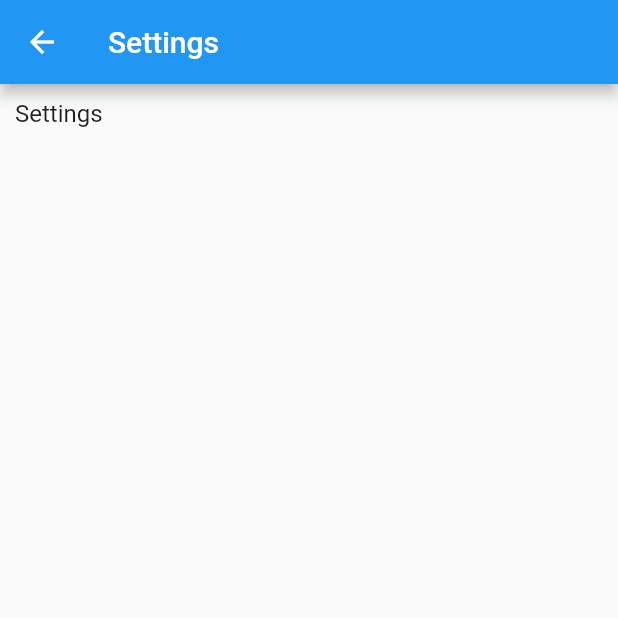
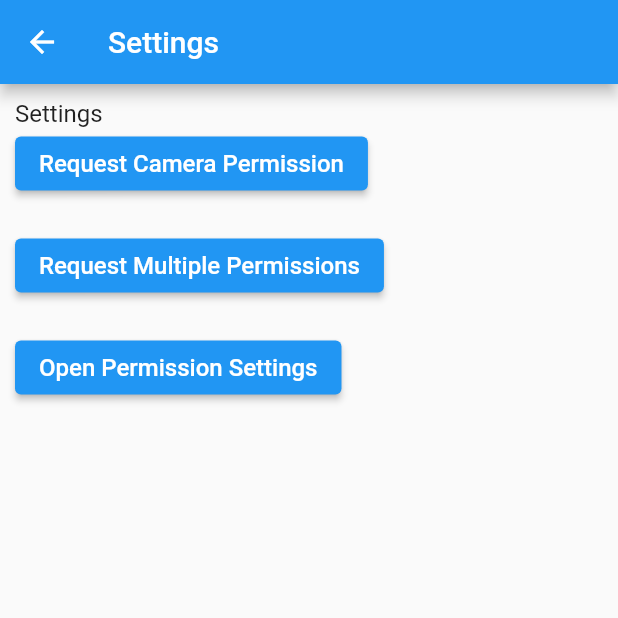
Before and after one commit to CptFlashbang/flutter_extras, a Flutter app: the SettingsPage screen opened directly, on a phone screen of 412 x 824 dp, the top half of it. Run offline on Flutter 3.47's test engine with Material 2 defaults, Android fonts, the light colour scheme and no system bars; our stand-ins replace permission_handler.

Commit message:
added permissions checks

```diff
--- a/lib/pages/settings.dart
+++ b/lib/pages/settings.dart
@@ -17,15 +17,90 @@ class _SettingsPageState extends State<SettingsPage> {
       appBar: AppBar(
         title: const Text("Settings"),
       ),
-       body: Container(
+      body: Container(
         margin: const EdgeInsets.all(10.0),
         child: Column(
           mainAxisAlignment: MainAxisAlignment.start,
           crossAxisAlignment: CrossAxisAlignment.start,
-          children: const <Widget>[ Text("Settings"),
+          children: <Widget>[
+            const Text("Settings"),
+            ElevatedButton(
+              onPressed: requestCameraPermission,
+              child: const Text(
+                "Request Camera Permission",
+                style: TextStyle(
+                  fontSize: 16,
+                ),
+              ),
+            ),
+            const SizedBox(
+              height: 20.0,
+            ),
+            ElevatedButton(
+              onPressed: requestMultiplePermissions,
+              child: const Text(
+                "Request Multiple Permissions",
+                style: TextStyle(
+                  fontSize: 16,
+                ),
+              ),
+            ),
+            const SizedBox(
+              height: 20.0,
+            ),
+            ElevatedButton(
+              onPressed: requestPermissionWithOpenSettings,
+              child: const Text(
+                "Open Permission Settings",
+                style: TextStyle(
+                  fontSize: 16,
+                ),
+              ),
+            ),
           ],
         ),
       ),
     );
   }
+
+  void requestCameraPermission() async {
+    /// status can either be: granted, denied, restricted or permanentlyDenied
+    var status = await Permission.camera.status;
+    if (status.isGranted) {
+      print("Camera Permission is already there");
+    }
+    else if (status.isDenied) {
+      // We didn't ask for permission yet or the permission has been denied before but not permanently.
+      if (await Permission.camera.request().isGranted) {
+        // Either the permission was already granted before or the user just granted it.
+        print("Camera Permission is granted");
+      }
+    }
+
+    // You can also directly ask the permission about its status.
+    // if (await Permission.location.isRestricted) {
+    //   // The OS restricts access, for example because of parental controls.
+    // }
+  }
+
+  /// Request multiple permissions at once.
+  /// In this case location & storage
+  void requestMultiplePermissions() async {
+    Map<Permission, PermissionStatus> statuses = await [
+      Permission.location,
+      Permission.storage,Permission.contacts
+    ].request();
+    print("location permission is requested: ${statuses[Permission.location]}, "
+        "storage permission is requested: ${statuses[Permission.storage]}, "
+        "contacts permission is requested: ${statuses[Permission.contacts]}");
+  }
+
+  /// The user opted to never again see the permission request dialog for this
+  /// app. The only way to change the permission's status now is to let the
+  /// user manually enable it in the system settings.
+  void requestPermissionWithOpenSettings() async {
+    //if (await Permission.speech.isPermanentlyDenied) {
+      openAppSettings();
+    //}
+  }
 }
```
